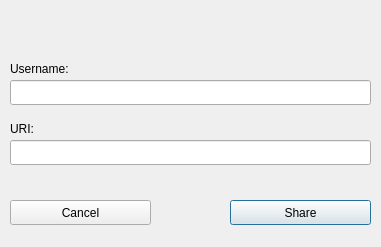
First picture: the form in Login/dialogshare.ui, repository cosimo265598/Edilive, before the edit.
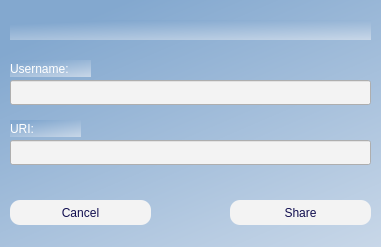
Second picture: the form after the edit.

The edit to the form file:
```diff
--- a/Login/dialogshare.ui
+++ b/Login/dialogshare.ui
@@ -13,6 +13,9 @@
   <property name="windowTitle">
    <string>Dialog</string>
   </property>
+  <property name="styleSheet">
+   <string notr="true">background-color: qlineargradient(spread:pad, x1:0.338, y1:0, x2:1, y2:1, stop:0 rgba(131, 168, 207, 255), stop:1 rgba(200, 215, 232, 255));</string>
+  </property>
   <widget class="QPushButton" name="pushButton_share">
    <property name="geometry">
     <rect>
@@ -22,6 +25,12 @@
      <height>25</height>
     </rect>
    </property>
+   <property name="styleSheet">
+    <string notr="true">background-color: rgb(243, 243, 243);
+color: rgb(17, 14, 79);
+border-width: 5px;
+border-radius: 10px;</string>
+   </property>
    <property name="text">
     <string>Share</string>
    </property>
@@ -35,6 +44,10 @@
      <height>17</height>
     </rect>
    </property>
+   <property name="styleSheet">
+    <string notr="true">background-color: &quot;transparent&quot;;
+color: rgb(255, 255, 255);</string>
+   </property>
    <property name="text">
     <string>Username:</string>
    </property>
@@ -48,6 +61,10 @@
      <height>17</height>
     </rect>
    </property>
+   <property name="styleSheet">
+    <string notr="true">background-color: &quot;transparent&quot;;
+color: rgb(255, 255, 255);</string>
+   </property>
    <property name="text">
     <string>URI: </string>
    </property>
@@ -61,6 +78,12 @@
      <height>25</height>
     </rect>
    </property>
+   <property name="styleSheet">
+    <string notr="true">background-color: rgb(243, 243, 243);
+color: rgb(17, 14, 79);
+border-width: 5px;
+border-radius: 10px;</string>
+   </property>
    <property name="text">
     <string>Cancel</string>
    </property>
@@ -74,6 +97,11 @@
      <height>25</height>
     </rect>
    </property>
+   <property name="styleSheet">
+    <string notr="true">border-color: rgb(243, 243, 243);
+background-color: rgb(243, 243, 243);
+color: rgb(20, 85, 145);</string>
+   </property>
   </widget>
   <widget class="QLineEdit" name="URI">
    <property name="geometry">
@@ -84,6 +112,11 @@
      <height>25</height>
     </rect>
    </property>
+   <property name="styleSheet">
+    <string notr="true">border-color: rgb(243, 243, 243);
+background-color: rgb(243, 243, 243);
+color: rgb(20, 85, 145);</string>
+   </property>
   </widget>
   <widget class="QLabel" name="errorMessage">
    <property name="geometry">
@@ -94,6 +127,9 @@
      <height>20</height>
     </rect>
    </property>
+   <property name="styleSheet">
+    <string notr="true">background-color: &quot;transparent&quot;;</string>
+   </property>
    <property name="text">
     <string/>
    </property>
```
